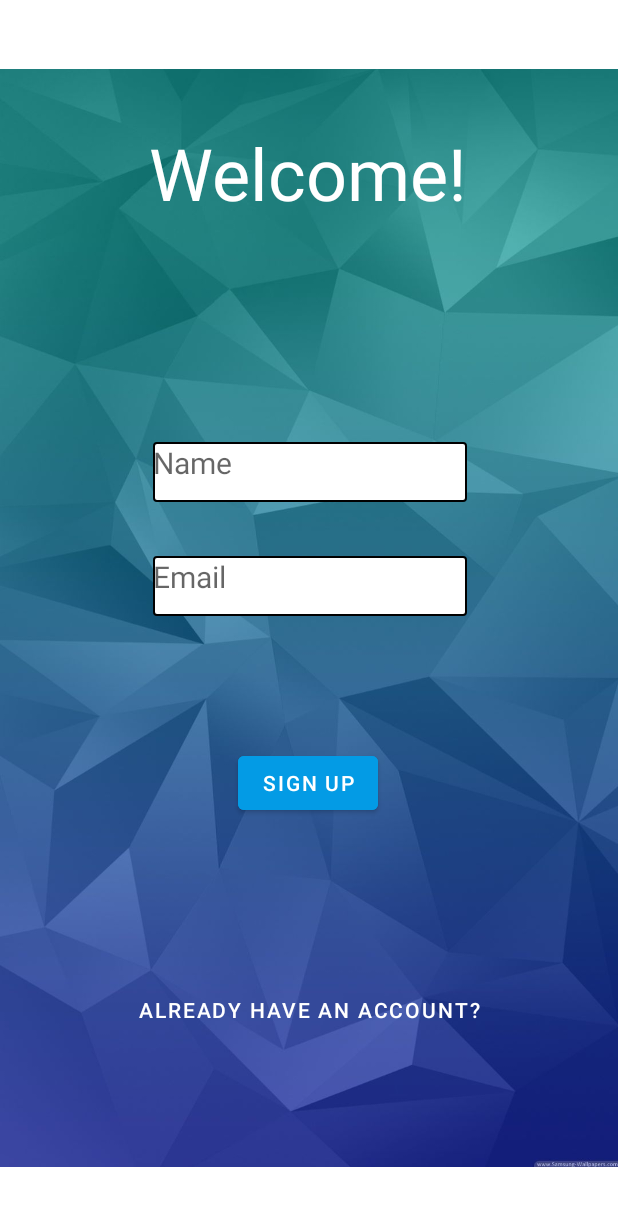
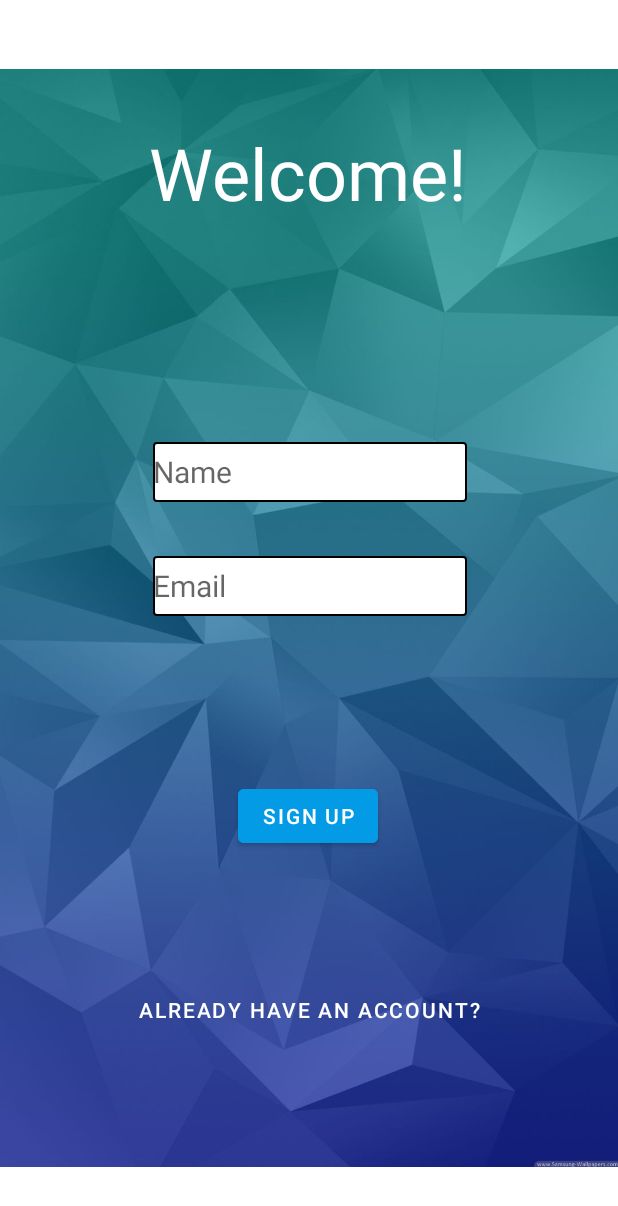
Before and after one commit to priyalpat721/StickItToEm, an Android app: the screen it shows after launch (SignUpActivity), on a phone screen of 412 x 824 dp. Shown: the top 1206 px of the screen. Run offline under Robolectric (Android 15) with nearby library versions, the light colour scheme and no system bars; our stand-ins replace Firebase (no records; nobody signed in at launch, a user with empty details on screens opened directly).

Commit message:
added sign in functionality

```diff
--- a/app/src/main/java/edu/neu/madcourse/stickittoem/MainActivity.kt
+++ b/app/src/main/java/edu/neu/madcourse/stickittoem/MainActivity.kt
@@ -14,13 +14,13 @@ class MainActivity : AppCompatActivity() {
 
         val button = findViewById<Button>(R.id.message_btn)
         button.setOnClickListener {
-            val intent = Intent(this, MessagingActivity::class.java)
+            val intent = Intent(this@MainActivity, MessagingActivity::class.java)
             startActivity(intent)
         }
 
         val chats = findViewById<Button>(R.id.chat_btn)
         chats.setOnClickListener {
-            val intent = Intent(this, ChatActivity::class.java)
+            val intent = Intent(this@MainActivity, ChatActivity::class.java)
             startActivity(intent)
         }
     }
--- a/app/src/main/java/edu/neu/madcourse/stickittoem/userAuth/SignUpActivity.kt
+++ b/app/src/main/java/edu/neu/madcourse/stickittoem/userAuth/SignUpActivity.kt
@@ -1,13 +1,70 @@
 package edu.neu.madcourse.stickittoem.userAuth
 
+import android.content.Intent
 import androidx.appcompat.app.AppCompatActivity
 import android.os.Bundle
+import android.view.View
+import android.widget.*
+import com.google.firebase.auth.FirebaseAuth
+import edu.neu.madcourse.stickittoem.MainActivity
 import edu.neu.madcourse.stickittoem.R
 
 // reference used: https://firebase.google.com/docs/auth/android/custom-auth?utm_source=studio
 class SignUpActivity : AppCompatActivity() {
+    private lateinit var name: EditText
+    private lateinit var email: EditText
+    private lateinit var signUp: Button
+    private lateinit var switchToLogIn: Button
+    private lateinit var progressBar: ProgressBar
+    private lateinit var auth: FirebaseAuth
+
     override fun onCreate(savedInstanceState: Bundle?) {
         super.onCreate(savedInstanceState)
         setContentView(R.layout.activity_sign_up)
+
+        name = findViewById(R.id.name)
+        email = findViewById(R.id.email)
+        signUp = findViewById(R.id.sign_up)
+        switchToLogIn = findViewById(R.id.to_login_page)
+        progressBar = findViewById(R.id.progress_bar)
+        progressBar.visibility = View.GONE
+        switchToLogIn.setOnClickListener {
+            // TODO Change this to login activity
+            val intent = Intent(this@SignUpActivity, MainActivity::class.java)
+            finish()
+            startActivity(intent)
+        }
+
+        signUp.setOnClickListener {
+            progressBar.visibility = View.VISIBLE
+            val emailAddress = email.text.toString()
+            val nameText = name.text.toString()
+            val password = "password"
+            signup(emailAddress, password)
+        }
+        auth = FirebaseAuth.getInstance()
+
     }
+
+    // resource: https://firebase.google.com/docs/auth/android/start
+    private fun signup(emailAddress: String, password: String) {
+        auth.createUserWithEmailAndPassword(emailAddress, password)
+            .addOnCompleteListener(this@SignUpActivity) { task ->
+                if (task.isSuccessful) {
+                    // Sign in success, update UI with the signed-in user's information
+                    Toast.makeText(baseContext, "Account successfully made.",
+                        Toast.LENGTH_SHORT).show()
+                    val intent = Intent(this@SignUpActivity, MainActivity::class.java)
+                    finish()
+                    progressBar.visibility = View.GONE
+                    startActivity(intent)
+
+                } else {
+                    // If sign in fails, display a message to the user.
+                    Toast.makeText(baseContext, "Could not create an account.",
+                        Toast.LENGTH_SHORT).show()
+                }
+            }
+    }
+
 }
--- a/app/src/main/res/layout/activity_sign_up.xml
+++ b/app/src/main/res/layout/activity_sign_up.xml
@@ -33,7 +33,7 @@
         app:layout_constraintTop_toTopOf="parent"
         app:layout_constraintVertical_bias="0.109" />
 
-    <!--    <TextView-->
+    <!--    <EditText-->
 <!--        android:id="@+id/password"-->
 <!--        android:layout_width="209dp"-->
 <!--        android:layout_height="40dp"-->
@@ -57,10 +57,10 @@
         app:layout_constraintHorizontal_bias="0.498"
         app:layout_constraintStart_toStartOf="parent"
         app:layout_constraintTop_toTopOf="parent"
-        app:layout_constraintVertical_bias="0.642"
+        app:layout_constraintVertical_bias="0.67"
         tools:ignore="TextContrastCheck" />
 
-    <TextView
+    <EditText
         android:id="@+id/email"
         android:layout_width="209dp"
         android:layout_height="40dp"
@@ -74,7 +74,7 @@
         app:layout_constraintTop_toTopOf="parent"
         app:layout_constraintVertical_bias="0.473" />
 
-    <TextView
+    <EditText
         android:id="@+id/name"
         android:layout_width="209dp"
         android:layout_height="40dp"
@@ -100,4 +100,16 @@
         app:layout_constraintTop_toTopOf="parent"
         app:layout_constraintVertical_bias="0.837" />
 
+    <ProgressBar
+        android:id="@+id/progress_bar"
+        style="?android:attr/progressBarStyle"
+        android:layout_width="wrap_content"
+        android:layout_height="wrap_content"
+        app:layout_constraintBottom_toBottomOf="@+id/imageView"
+        app:layout_constraintEnd_toEndOf="parent"
+        app:layout_constraintHorizontal_bias="0.498"
+        app:layout_constraintStart_toStartOf="parent"
+        app:layout_constraintTop_toTopOf="parent"
+        app:layout_constraintVertical_bias="0.568" />
+
 </androidx.constraintlayout.widget.ConstraintLayout>
```
Also changed, not shown: app/src/main/java/edu/neu/madcourse/stickittoem/models/User.kt (added, +16 -0 lines).
